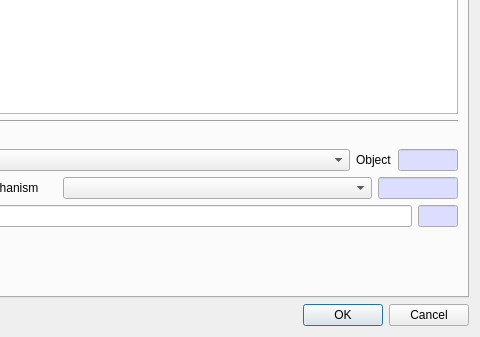
Above: CryptokiMan/unwrap_key_dlg.ui from jykim74/CryptokiMan before the change; both pictures show x 209 to 689 and y 226 to 563 of the 689 by 563 pixel window. Below: the same form after it.
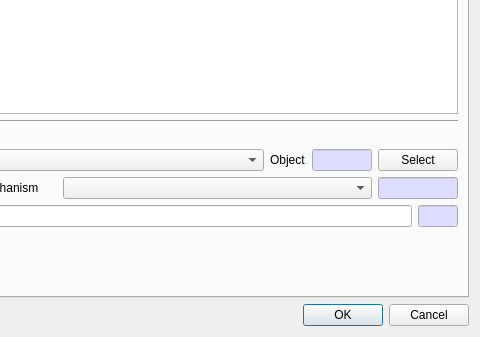
That is the form after the change.

What changed in the file:
```diff
--- a/CryptokiMan/unwrap_key_dlg.ui
+++ b/CryptokiMan/unwrap_key_dlg.ui
@@ -474,6 +474,13 @@
            </property>
           </widget>
          </item>
+         <item row="0" column="4">
+          <widget class="QPushButton" name="mSelectBtn">
+           <property name="text">
+            <string>Select</string>
+           </property>
+          </widget>
+         </item>
         </layout>
        </item>
        <item>
```
Left out of the diff: 14 changed lines with no effect on the pictures.
